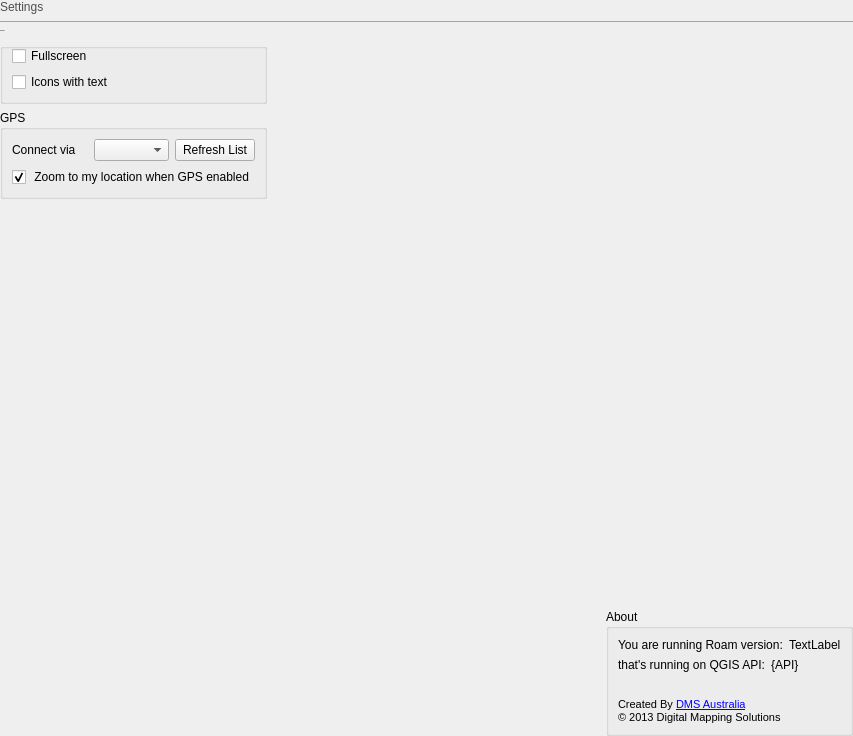
Before: the Qt Designer form src/roam/ui_settings.ui in roam-qgis/Roam, drawn with Qt 5.
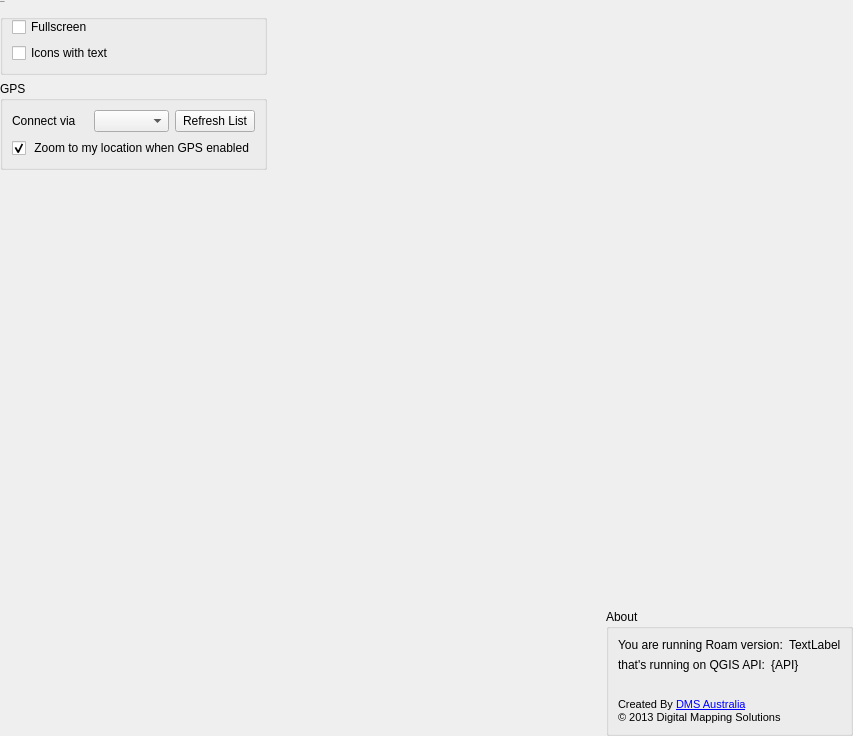
After: the same form once the commit is applied. Icons and pictures are not drawn.

Commit message: Remove title label

The edit to the form file:
```diff
--- a/src/roam/ui_settings.ui
+++ b/src/roam/ui_settings.ui
@@ -30,14 +30,7 @@
    <property name="margin">
     <number>0</number>
    </property>
-   <item row="0" column="0" colspan="3">
-    <widget class="QLabel" name="settingsLabel">
-     <property name="text">
-      <string>Settings</string>
-     </property>
-    </widget>
-   </item>
-   <item row="2" column="0">
+   <item row="0" column="0">
     <widget class="QGroupBox" name="groupBox">
      <property name="font">
       <font>
@@ -72,7 +65,7 @@
      </layout>
     </widget>
    </item>
-   <item row="3" column="0">
+   <item row="1" column="0">
     <widget class="QGroupBox" name="groupBox_2">
      <property name="title">
       <string>GPS</string>
@@ -115,7 +108,7 @@
      </layout>
     </widget>
    </item>
-   <item row="4" column="0" rowspan="2">
+   <item row="2" column="0" rowspan="2">
     <spacer name="verticalSpacer">
      <property name="orientation">
       <enum>Qt::Vertical</enum>
@@ -128,23 +121,7 @@
      </property>
     </spacer>
    </item>
-   <item row="1" column="0" colspan="3">
-    <widget class="Line" name="line">
-     <property name="styleSheet">
-      <string notr="true">color: rgb(165, 165, 165);</string>
-     </property>
-     <property name="frameShadow">
-      <enum>QFrame::Plain</enum>
-     </property>
-     <property name="lineWidth">
-      <number>1</number>
-     </property>
-     <property name="orientation">
-      <enum>Qt::Horizontal</enum>
-     </property>
-    </widget>
-   </item>
-   <item row="5" column="2">
+   <item row="3" column="2">
     <widget class="QGroupBox" name="groupBox_3">
      <property name="title">
       <string>About</string>
@@ -275,7 +252,7 @@
      </layout>
     </widget>
    </item>
-   <item row="4" column="1">
+   <item row="2" column="1">
     <spacer name="horizontalSpacer">
      <property name="orientation">
       <enum>Qt::Horizontal</enum>
@@ -288,7 +265,7 @@
      </property>
     </spacer>
    </item>
-   <item row="4" column="2">
+   <item row="2" column="2">
     <spacer name="verticalSpacer_2">
      <property name="orientation">
       <enum>Qt::Vertical</enum>
```
The commit also changes 7 other files.
